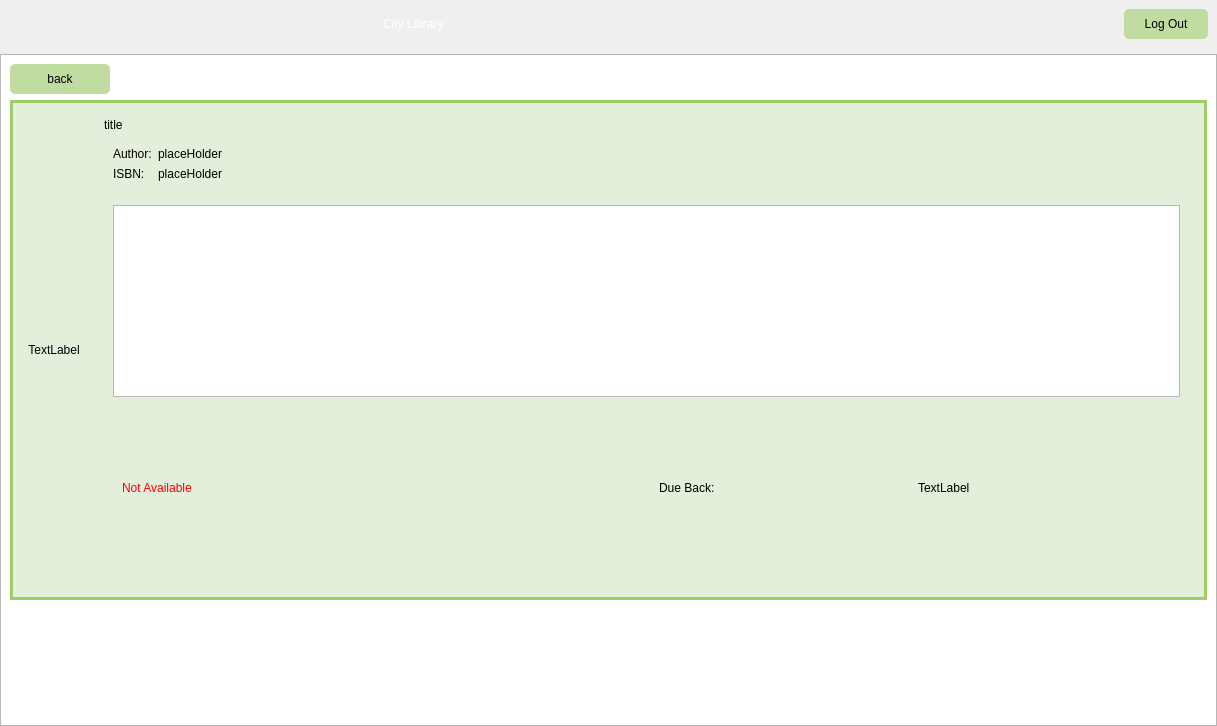
Above: viewBookInfo.ui from Mr-Beastman/CS106_A2 before the change. Below: the same form after it.
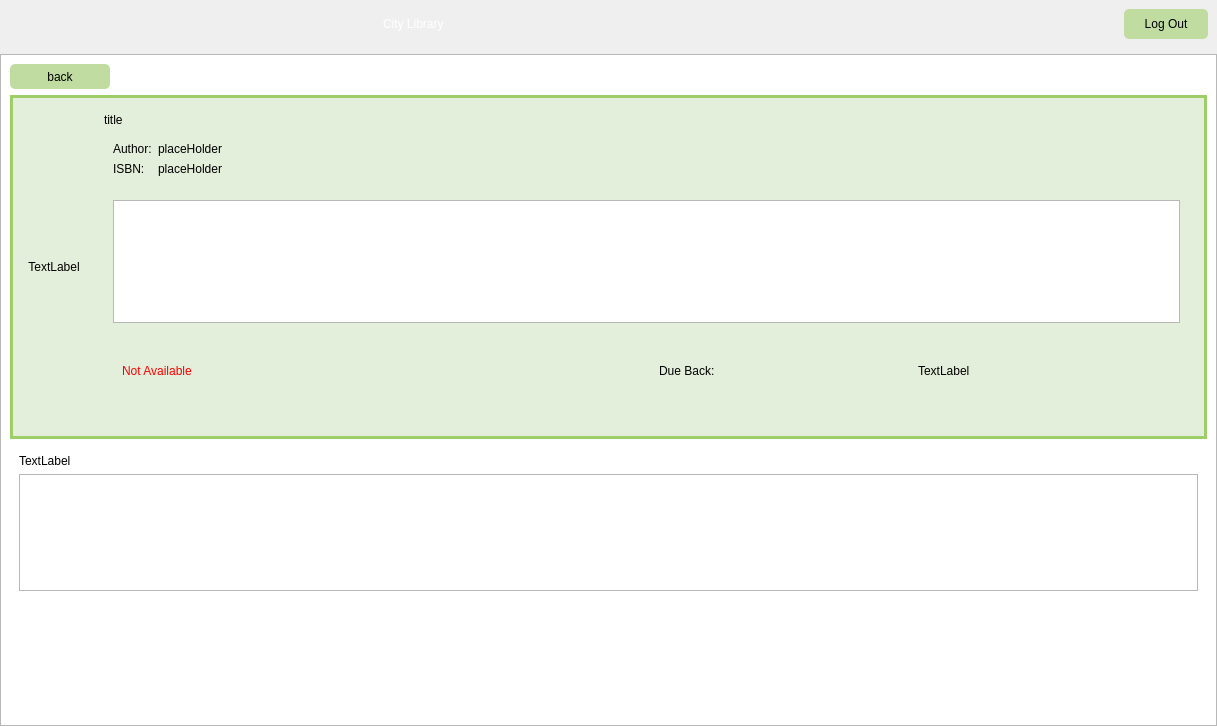
That is the form after the change. Icons and pictures are not drawn.

Commit message:
set up hiding or displaying of admin specific information in viewBookInfo
will now check if user isAdmin when switching to viewBookInfo and if so will display addtional information related to the book. This will include a list of users that have a hold request. currently checked out and can be expanded to include the books loan history as well.

Patch:
```diff
--- a/viewBookInfo.ui
+++ b/viewBookInfo.ui
@@ -116,8 +116,8 @@
        <rect>
         <x>0</x>
         <y>0</y>
-        <width>1215</width>
-        <height>594</height>
+        <width>1201</width>
+        <height>601</height>
        </rect>
       </property>
       <property name="styleSheet">
@@ -632,6 +632,22 @@
          </layout>
         </widget>
        </item>
+       <item>
+        <widget class="QWidget" name="adminInfoDisplay" native="true">
+         <layout class="QVBoxLayout" name="adminInfoLayout">
+          <item>
+           <widget class="QLabel" name="label">
+            <property name="text">
+             <string>TextLabel</string>
+            </property>
+           </widget>
+          </item>
+          <item>
+           <widget class="QListWidget" name="listWidget"/>
+          </item>
+         </layout>
+        </widget>
+       </item>
        <item>
         <widget class="QWidget" name="footerBackground" native="true">
          <property name="minimumSize">
```
The commit also changes 19 other files.
